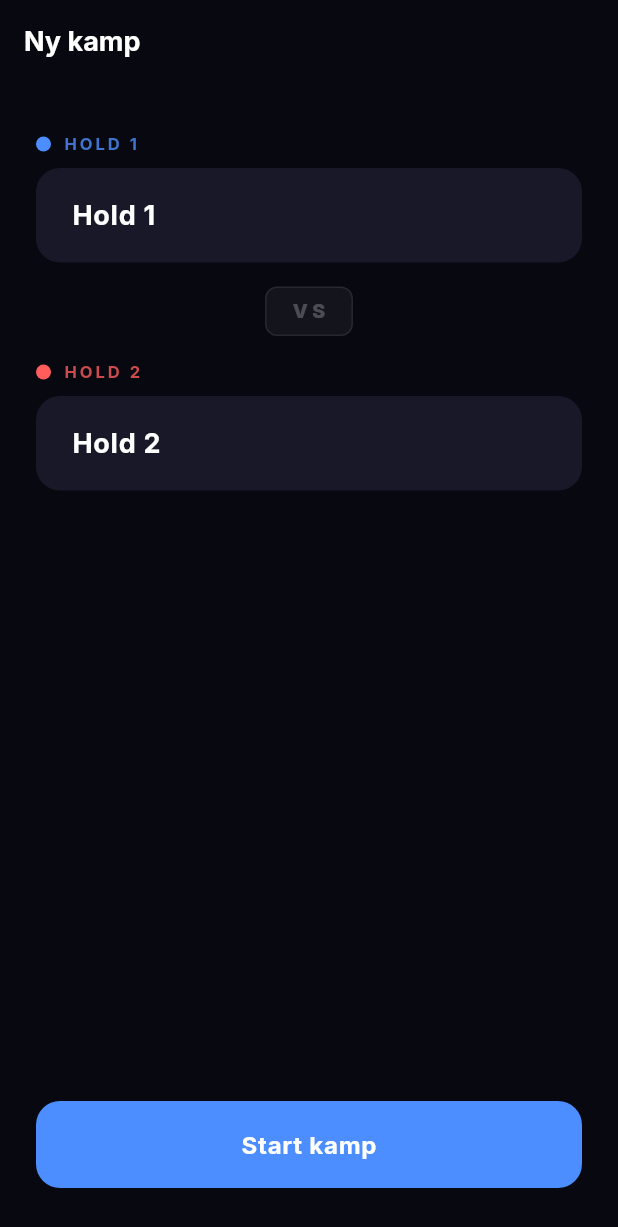
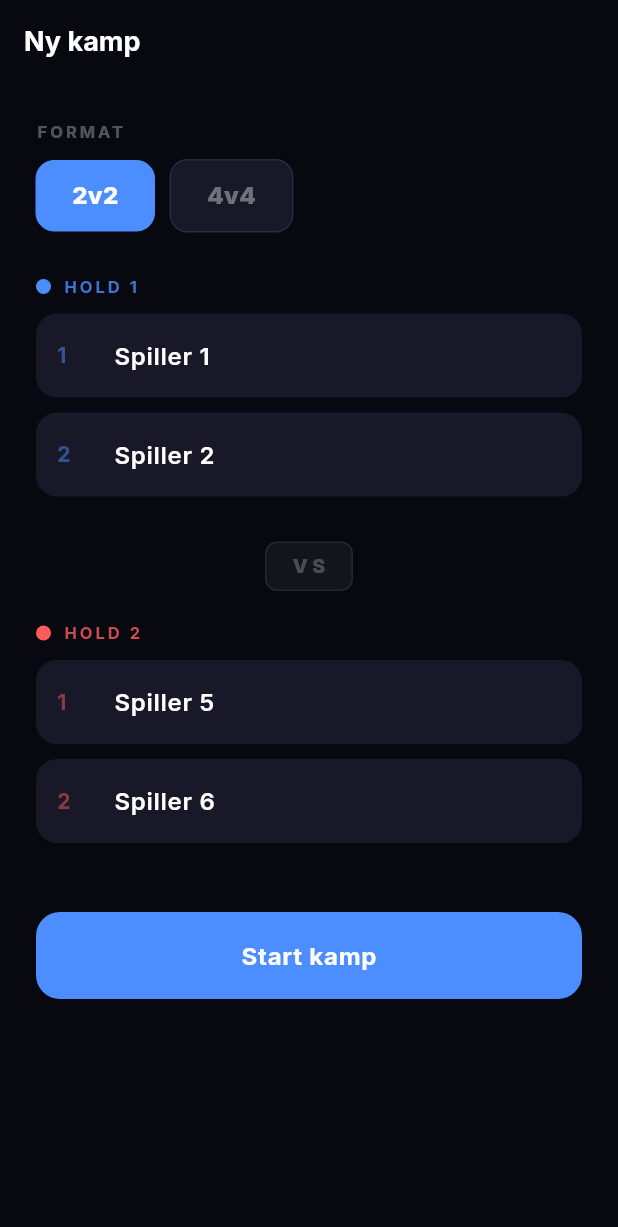
Before and after one commit to oumar969/padel-score, a Flutter app: the NewMatchScreen screen opened by its route, on a phone screen of 412 x 824 dp. Shown: the top 1227 px of the screen. Run offline on Flutter 3.47's test engine with Material 3 defaults, Android fonts, the light colour scheme and no system bars; our stand-ins replace cloud_firestore, firebase_core, flutter_riverpod, go_router, google_fonts; accounts and stored records are empty.

Commit message:
Add player stats, match timer, history timestamps and 2v2/4v4 format

```diff
--- a/lib/app/router.dart
+++ b/lib/app/router.dart
@@ -2,17 +2,13 @@ import 'package:go_router/go_router.dart';
 import '../screens/home_screen.dart';
 import '../screens/new_match_screen.dart';
 import '../screens/score_screen.dart';
+import '../screens/stats_screen.dart';
 
 final router = GoRouter(
   routes: [
-    GoRoute(
-      path: '/',
-      builder: (_, __) => const HomeScreen(),
-    ),
-    GoRoute(
-      path: '/new',
-      builder: (_, __) => const NewMatchScreen(),
-    ),
+    GoRoute(path: '/', builder: (_, __) => const HomeScreen()),
+    GoRoute(path: '/new', builder: (_, __) => const NewMatchScreen()),
+    GoRoute(path: '/stats', builder: (_, __) => const StatsScreen()),
     GoRoute(
       path: '/match/:id',
       builder: (_, state) => ScoreScreen(matchId: state.pathParameters['id']!),
--- a/lib/screens/home_screen.dart
+++ b/lib/screens/home_screen.dart
@@ -33,6 +33,11 @@ class HomeScreen extends ConsumerWidget {
               ),
             ),
             actions: [
+              IconButton(
+                icon: const Icon(Icons.leaderboard_rounded),
+                color: Colors.white54,
+                onPressed: () => context.push('/stats'),
+              ),
               Padding(
                 padding: const EdgeInsets.only(right: 12),
                 child: _NewMatchButton(small: true),
--- a/lib/screens/new_match_screen.dart
+++ b/lib/screens/new_match_screen.dart
@@ -13,37 +13,38 @@ class NewMatchScreen extends ConsumerStatefulWidget {
 }
 
 class _NewMatchScreenState extends ConsumerState<NewMatchScreen> {
-  final _t1 = TextEditingController(text: 'Hold 1');
-  final _t2 = TextEditingController(text: 'Hold 2');
-  final _focus1 = FocusNode();
-  final _focus2 = FocusNode();
+  String _format = '2v2';
   bool _loading = false;
+
+  // Max 4 players per team (for 4v4)
+  final _t1 = List.generate(4, (i) => TextEditingController(text: 'Spiller ${i + 1}'));
+  final _t2 = List.generate(4, (i) => TextEditingController(text: 'Spiller ${i + 5}'));
+
+  int get _count => _format == '2v2' ? 2 : 4;
 
   @override
   void dispose() {
-    _t1.dispose();
-    _t2.dispose();
-    _focus1.dispose();
-    _focus2.dispose();
+    for (final c in [..._t1, ..._t2]) { c.dispose(); }
     super.dispose();
   }
 
   Future<void> _start() async {
-    if (_t1.text.trim().isEmpty || _t2.text.trim().isEmpty) return;
+    final t1 = _t1.take(_count).map((c) => c.text.trim()).where((s) => s.isNotEmpty).toList();
+    final t2 = _t2.take(_count).map((c) => c.text.trim()).where((s) => s.isNotEmpty).toList();
+    if (t1.isEmpty || t2.isEmpty) return;
+
     setState(() => _loading = true);
     try {
-      final id = await ref.read(matchActionsProvider).createMatch(_t1.text, _t2.text);
+      final id = await ref.read(matchActionsProvider).createMatch(_format, t1, t2);
       if (mounted) context.replace('/match/$id');
     } catch (e) {
       if (mounted) {
-        ScaffoldMessenger.of(context).showSnackBar(
-          SnackBar(
+        ScaffoldMessenger.of(context).showSnackBar(SnackBar(
           content: Text('Fejl: $e'),
           backgroundColor: team2Color,
           behavior: SnackBarBehavior.floating,
           shape: RoundedRectangleBorder(borderRadius: BorderRadius.circular(12)),
-          ),
-        );
+        ));
         setState(() => _loading = false);
       }
     }
@@ -53,29 +54,25 @@ class _NewMatchScreenState extends ConsumerState<NewMatchScreen> {
   Widget build(BuildContext context) {
     return Scaffold(
       appBar: AppBar(
-        title: Text(
-          'Ny kamp',
-          style: GoogleFonts.inter(fontWeight: FontWeight.w700, fontSize: 18),
-        ),
+        title: Text('Ny kamp', style: GoogleFonts.inter(fontWeight: FontWeight.w700, fontSize: 18)),
       ),
       body: SafeArea(
-        child: Padding(
+        child: SingleChildScrollView(
           padding: const EdgeInsets.all(24),
           child: Column(
             crossAxisAlignment: CrossAxisAlignment.start,
             children: [
-              const SizedBox(height: 8),
-
-              _TeamInput(
-                controller: _t1,
-                focusNode: _focus1,
-                label: 'Hold 1',
-                hint: 'Navn på venstre hold',
-                color: team1Color,
-                onSubmitted: (_) => _focus2.requestFocus(),
+              // Format selector
+              _FormatSelector(
+                selected: _format,
+                onChanged: (f) => setState(() => _format = f),
               ),
 
-              const SizedBox(height: 16),
+              const SizedBox(height: 28),
+
+              // Team 1
+              _teamSection('HOLD 1', team1Color, _t1, _count),
+              const SizedBox(height: 20),
 
               Center(
                 child: Container(
@@ -83,38 +80,25 @@ class _NewMatchScreenState extends ConsumerState<NewMatchScreen> {
                   decoration: BoxDecoration(
                     color: Colors.white.withValues(alpha: 0.05),
                     borderRadius: BorderRadius.circular(8),
-                    border: Border.all(
-                        color: Colors.white.withValues(alpha: 0.08)),
+                    border: Border.all(color: Colors.white.withValues(alpha: 0.08)),
                   ),
-                  child: Text(
-                    'VS',
+                  child: Text('VS',
                       style: GoogleFonts.inter(
-                      fontSize: 13,
-                      fontWeight: FontWeight.w800,
-                      letterSpacing: 3,
-                      color: Colors.white24,
-                    ),
-                  ),
+                        fontSize: 13, fontWeight: FontWeight.w800,
+                        letterSpacing: 3, color: Colors.white24,
+                      )),
                 ),
               ),
 
-              const SizedBox(height: 16),
+              const SizedBox(height: 20),
 
-              _TeamInput(
-                controller: _t2,
-                focusNode: _focus2,
-                label: 'Hold 2',
-                hint: 'Navn på højre hold',
-                color: team2Color,
-                onSubmitted: (_) => _start(),
-              ),
+              // Team 2
+              _teamSection('HOLD 2', team2Color, _t2, _count),
 
-              const Spacer(),
+              const SizedBox(height: 36),
 
               _loading
-                  ? const Center(
-                      child: CircularProgressIndicator(color: team1Color),
-                    )
+                  ? const Center(child: CircularProgressIndicator(color: team1Color))
                   : ElevatedButton(
                       onPressed: _start,
                       child: const Text('Start kamp'),
@@ -127,85 +111,117 @@ class _NewMatchScreenState extends ConsumerState<NewMatchScreen> {
       ),
     );
   }
+
+  Widget _teamSection(String label, Color color, List<TextEditingController> ctrls, int count) {
+    return Column(
+      crossAxisAlignment: CrossAxisAlignment.start,
+      children: [
+        Row(children: [
+          Container(width: 10, height: 10,
+              decoration: BoxDecoration(color: color, shape: BoxShape.circle)),
+          const SizedBox(width: 8),
+          Text(label, style: GoogleFonts.inter(
+            fontSize: 11, fontWeight: FontWeight.w700,
+            letterSpacing: 2, color: color.withValues(alpha: 0.8),
+          )),
+        ]),
+        const SizedBox(height: 10),
+        ...List.generate(count, (i) => Padding(
+          padding: const EdgeInsets.only(bottom: 10),
+          child: _PlayerInput(controller: ctrls[i], color: color, index: i + 1),
+        )),
+      ],
+    );
+  }
 }
 
-class _TeamInput extends StatelessWidget {
-  final TextEditingController controller;
-  final FocusNode focusNode;
-  final String label;
-  final String hint;
-  final Color color;
-  final ValueChanged<String> onSubmitted;
-
-  const _TeamInput({
-    required this.controller,
-    required this.focusNode,
-    required this.label,
-    required this.hint,
-    required this.color,
-    required this.onSubmitted,
-  });
+class _FormatSelector extends StatelessWidget {
+  final String selected;
+  final ValueChanged<String> onChanged;
+  const _FormatSelector({required this.selected, required this.onChanged});
 
   @override
   Widget build(BuildContext context) {
     return Column(
       crossAxisAlignment: CrossAxisAlignment.start,
       children: [
-        Row(
-          children: [
-            Container(
-              width: 10,
-              height: 10,
+        Text('FORMAT', style: GoogleFonts.inter(
+          fontSize: 11, fontWeight: FontWeight.w700,
+          letterSpacing: 2, color: Colors.white30,
+        )),
+        const SizedBox(height: 10),
+        Row(children: [
+          _FormatChip(label: '2v2', selected: selected == '2v2', onTap: () => onChanged('2v2')),
+          const SizedBox(width: 10),
+          _FormatChip(label: '4v4', selected: selected == '4v4', onTap: () => onChanged('4v4')),
+        ]),
+      ],
+    );
+  }
+}
+
+class _FormatChip extends StatelessWidget {
+  final String label;
+  final bool selected;
+  final VoidCallback onTap;
+  const _FormatChip({required this.label, required this.selected, required this.onTap});
+
+  @override
+  Widget build(BuildContext context) {
+    return GestureDetector(
+      onTap: onTap,
+      child: AnimatedContainer(
+        duration: const Duration(milliseconds: 200),
+        padding: const EdgeInsets.symmetric(horizontal: 24, vertical: 12),
         decoration: BoxDecoration(
-                color: color,
-                shape: BoxShape.circle,
+          color: selected ? team1Color : cardColor,
+          borderRadius: BorderRadius.circular(12),
+          border: Border.all(
+            color: selected ? team1Color : dividerColor,
+            width: selected ? 0 : 1,
           ),
         ),
-            const SizedBox(width: 8),
-            Text(
-              label.toUpperCase(),
+        child: Text(label, style: GoogleFonts.inter(
+          fontSize: 16, fontWeight: FontWeight.w800,
+          color: selected ? Colors.white : Colors.white38,
+        )),
+      ),
+    );
+  }
+}
+
+class _PlayerInput extends StatelessWidget {
+  final TextEditingController controller;
+  final Color color;
+  final int index;
+  const _PlayerInput({required this.controller, required this.color, required this.index});
+
+  @override
+  Widget build(BuildContext context) {
+    return TextField(
+      controller: controller,
+      textCapitalization: TextCapitalization.words,
+      style: GoogleFonts.inter(fontSize: 16, fontWeight: FontWeight.w600, color: Colors.white),
+      decoration: InputDecoration(
+        prefixIcon: Padding(
+          padding: const EdgeInsets.all(14),
+          child: Text('$index',
               style: GoogleFonts.inter(
-                fontSize: 11,
-                fontWeight: FontWeight.w700,
-                letterSpacing: 2,
-                color: color.withValues(alpha: 0.8),
-              ),
-            ),
-          ],
-        ),
-        const SizedBox(height: 8),
-        TextField(
-          controller: controller,
-          focusNode: focusNode,
-          textCapitalization: TextCapitalization.words,
-          onSubmitted: onSubmitted,
-          style: GoogleFonts.inter(
-            fontSize: 18,
-            fontWeight: FontWeight.w700,
-            color: Colors.white,
-          ),
-          decoration: InputDecoration(
-            hintText: hint,
-            hintStyle: GoogleFonts.inter(
-              fontSize: 18,
-              color: Colors.white24,
-              fontWeight: FontWeight.w400,
+                fontSize: 14, fontWeight: FontWeight.w700,
+                color: color.withValues(alpha: 0.5),
+              )),
         ),
         filled: true,
         fillColor: cardColor,
         border: OutlineInputBorder(
-              borderRadius: BorderRadius.circular(16),
-              borderSide: BorderSide.none,
+          borderRadius: BorderRadius.circular(14), borderSide: BorderSide.none,
         ),
         focusedBorder: OutlineInputBorder(
-              borderRadius: BorderRadius.circular(16),
+          borderRadius: BorderRadius.circular(14),
           borderSide: BorderSide(color: color, width: 2),
         ),
-            contentPadding:
-                const EdgeInsets.symmetric(horizontal: 20, vertical: 18),
+        contentPadding: const EdgeInsets.symmetric(horizontal: 16, vertical: 16),
       ),
-        ),
-      ],
     );
   }
 }
```
Also changed, not shown: lib/models/match_model.dart (+44 -17 lines), lib/models/player_stats.dart (added, +64 -0 lines), lib/models/scoring.dart (+10 -3 lines), lib/providers/match_provider.dart (+30 -10 lines), lib/screens/score_screen.dart (+26 -3 lines), lib/screens/stats_screen.dart (added, +229 -0 lines), lib/services/firestore_service.dart (+8 -3 lines), 2 other files. Lines whose indentation alone changed are shown as unchanged.
